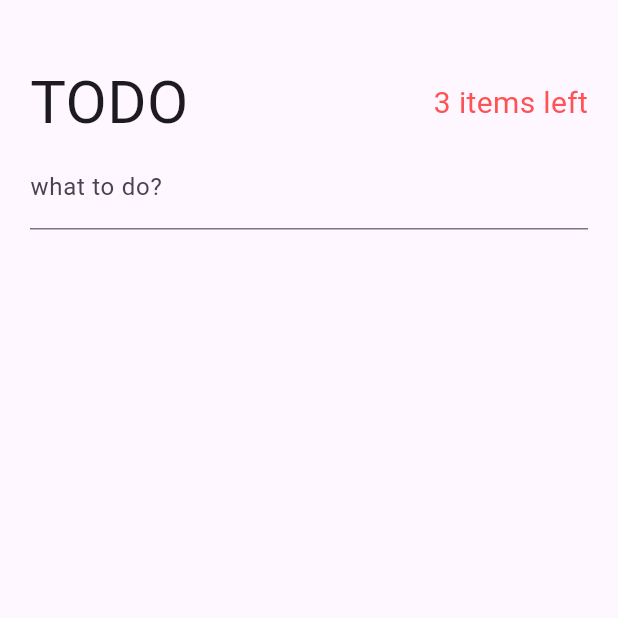
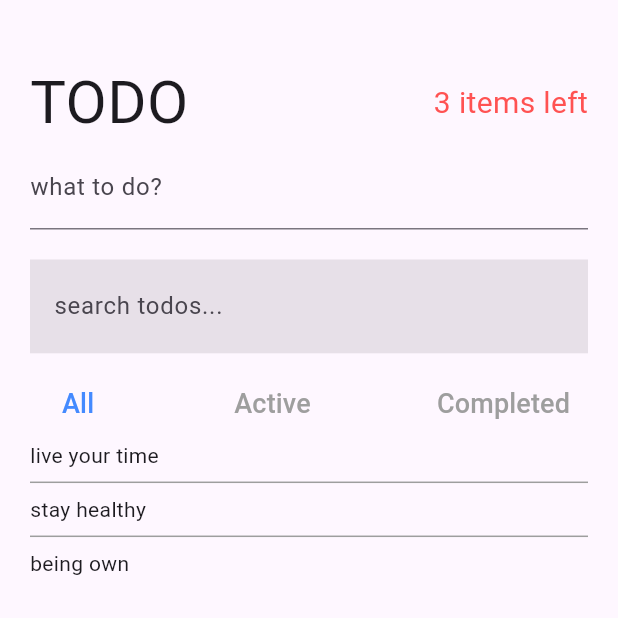
Before and after one commit to ssdd33/bloc_todo_app, a Flutter app: the screen it shows after launch, on a phone screen of 412 x 824 dp, the top half of it. Run offline on Flutter 3.47's test engine with Material 3 defaults, Android fonts, the phone set to English and light mode, and no system bars; our stand-ins replace bloc, equatable, flutter_bloc.

Commit message:
ui search_and_filter todo, modify initial filteredTodos

```diff
--- a/lib/cubits/filtered_todos/filtered_todos_cubit.dart
+++ b/lib/cubits/filtered_todos/filtered_todos_cubit.dart
@@ -20,7 +20,7 @@ class FilteredTodosCubit extends Cubit<FilteredTodosState> {
     required this.todoListCubit,
     required this.todoFilterCubit,
     required this.searchTermCubit,
-  }) : super(FilteredTodosState.initial()) {
+  }) : super(FilteredTodosState.initial(todoListCubit.state.todoList)) {
     todoListStream = todoListCubit.stream.listen((event) {
       setFilteredTodos();
     });
@@ -49,7 +49,7 @@ class FilteredTodosCubit extends Cubit<FilteredTodosState> {
     }
 
     if (searchTerm.isNotEmpty) {
-      filteredTodos = todos.where((todo) {
+      filteredTodos = filteredTodos.where((todo) {
         return todo.desc.toLowerCase().contains(searchTerm.toLowerCase());
       }).toList();
     }
--- a/lib/cubits/filtered_todos/filtered_todos_state.dart
+++ b/lib/cubits/filtered_todos/filtered_todos_state.dart
@@ -5,8 +5,9 @@ class FilteredTodosState extends Equatable {
 
   const FilteredTodosState({required this.filteredTodos});
 
-  factory FilteredTodosState.initial() {
-    return const FilteredTodosState(filteredTodos: []);
+  factory FilteredTodosState.initial([List<Todo>? initialTodos]) {
+    print('$initialTodos');
+    return FilteredTodosState(filteredTodos: initialTodos ?? []);
   }
 
   @override
--- a/lib/models/todo_model.dart
+++ b/lib/models/todo_model.dart
@@ -4,6 +4,10 @@ import 'package:uuid/uuid.dart';
 Uuid uuid = const Uuid();
 
 enum Filter { all, active, completed }
+
+extension FilterX on Filter {
+  String get label => name.substring(0, 1).toUpperCase() + name.substring(1);
+}
 
 class Todo extends Equatable {
   final String id;
--- /dev/null
+++ b/lib/pages/search_and_filter_todo.dart
@@ -0,0 +1,51 @@
+import 'package:bloc_todo_app/cubits/cubits.dart';
+import 'package:bloc_todo_app/models/todo_model.dart';
+import 'package:flutter/material.dart';
+import 'package:flutter_bloc/flutter_bloc.dart';
+
+class SearchAndFilterTodo extends StatelessWidget {
+  const SearchAndFilterTodo({super.key});
+
+  @override
+  Widget build(BuildContext context) {
+    return Column(children: [
+      TextField(
+        decoration: const InputDecoration(
+          labelText: 'search todos...',
+          border: InputBorder.none,
+          filled: true,
+          prefix: Icon(Icons.search),
+        ),
+        onChanged: (String? newSearchTerm) {
+          if (newSearchTerm != null && newSearchTerm.trim().isNotEmpty) {
+            context.read<TodoSearchCubit>().changeSearchTerm(newSearchTerm);
+          } else {
+            context.read<TodoSearchCubit>().changeSearchTerm('');
+          }
+        },
+      ),
+      const SizedBox(height: 10),
+      Row(
+        mainAxisAlignment: MainAxisAlignment.spaceBetween,
+        children: [
+          ...Filter.values
+              .map((filter) => filterButton(context, filter))
+              .toList()
+        ],
+      )
+    ]);
+  }
+
+  Widget filterButton(BuildContext context, Filter filter) {
+    return TextButton(
+        onPressed: () {
+          context.read<TodoFilterCubit>().changeFilter(filter);
+        },
+        child: Text(filter.label,
+            style: TextStyle(
+                fontSize: 18,
+                color: context.watch<TodoFilterCubit>().state.filter == filter
+                    ? Colors.blueAccent
+                    : Colors.grey)));
+  }
+}
--- /dev/null
+++ b/lib/pages/show_todos.dart
@@ -0,0 +1,28 @@
+import 'package:bloc_todo_app/cubits/cubits.dart';
+import 'package:bloc_todo_app/models/todo_model.dart';
+import 'package:flutter/material.dart';
+import 'package:flutter_bloc/flutter_bloc.dart';
+
+class ShowTodos extends StatelessWidget {
+  const ShowTodos({super.key});
+
+  @override
+  Widget build(BuildContext context) {
+    final todos = context.watch<FilteredTodosCubit>().state.filteredTodos;
+    return ListView.separated(
+      primary: false,
+      shrinkWrap: true,
+      itemCount: todos.length,
+      itemBuilder: (context, index) {
+        return Text(todos[index].desc);
+      },
+      separatorBuilder: (_, __) {
+        return const Divider(color: Colors.grey);
+      },
+    );
+  }
+
+  Widget todoItem(Todo todo) {
+    return const ListTile();
+  }
+}
--- a/lib/pages/todos_page.dart
+++ b/lib/pages/todos_page.dart
@@ -1,4 +1,6 @@
 import 'package:bloc_todo_app/pages/create_todo.dart';
+import 'package:bloc_todo_app/pages/search_and_filter_todo.dart';
+import 'package:bloc_todo_app/pages/show_todos.dart';
 import 'package:bloc_todo_app/pages/todo_header.dart';
 import 'package:flutter/material.dart';
 
@@ -18,6 +20,9 @@ class TodosPage extends StatelessWidget {
             children: [
               TodoHeader(),
               CreateTodo(),
+              SizedBox(height: 20),
+              SearchAndFilterTodo(),
+              ShowTodos()
             ],
           ),
         ),
```
